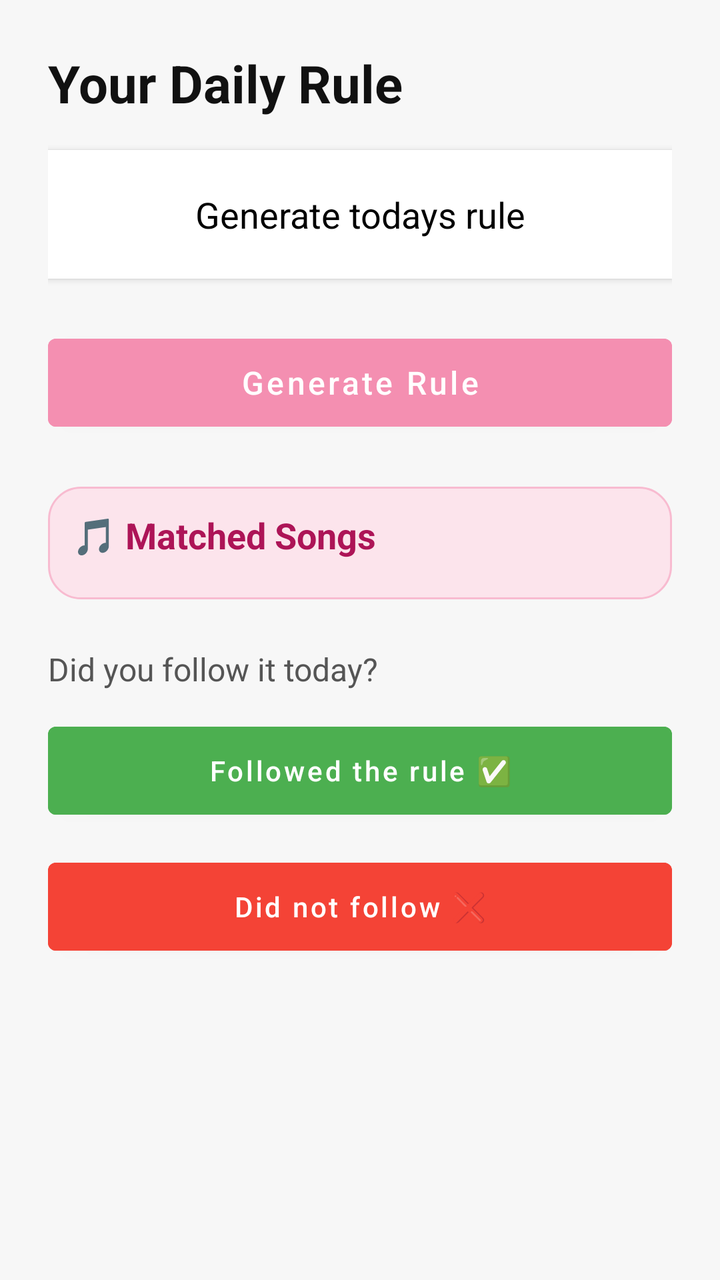
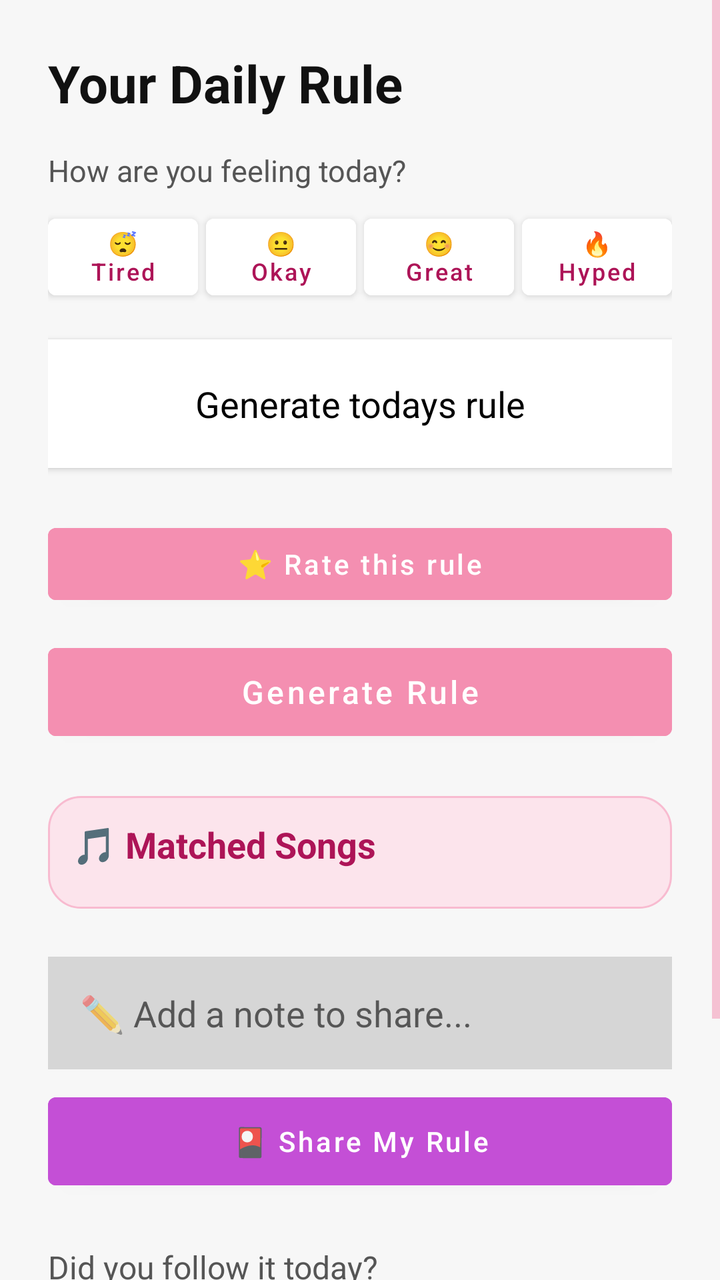

Two renders of the same Android screen: before a commit and after it. Below are the layout's source before the change and the commit's diff.
<!-- AndroidManifest.xml: application theme Theme.RuleOfTheDay333 -->
<!-- res/layout/fragment_home.xml -->
<?xml version="1.0" encoding="utf-8"?>
<ScrollView xmlns:android="http://schemas.android.com/apk/res/android"
    android:layout_width="match_parent"
    android:layout_height="match_parent"
    android:background="#F7F7F7">

    <LinearLayout
        android:orientation="vertical"
        android:padding="24dp"
        android:layout_width="match_parent"
        android:layout_height="wrap_content">

        
        <TextView
            android:id="@+id/homeTitle"
            android:layout_width="wrap_content"
            android:layout_height="wrap_content"
            android:text="Your Daily Rule"
            android:textSize="26sp"
            android:textStyle="bold"
            android:textColor="#111111"
            android:layout_marginBottom="16dp" />

        
        <TextView
            android:id="@+id/ruleText"
            android:layout_width="match_parent"
            android:layout_height="wrap_content"
            android:text="@string/generate_rule_placeholder"
            android:textSize="18sp"
            android:textColor="#000000"
            android:background="#FFFFFF"
            android:padding="20dp"
            android:elevation="2dp"
            android:layout_marginBottom="24dp"
            android:textAlignment="center" />

        
        <Button
            android:id="@+id/generateRule"
            android:layout_width="match_parent"
            android:layout_height="56dp"
            android:text="@string/generate_rule_button"
            android:textAllCaps="false"
            android:textSize="16sp"
            android:textColor="#FFFFFF"
            android:backgroundTint="#F48FB1"
            android:layout_marginBottom="24dp" />

        
        <LinearLayout
            android:layout_width="match_parent"
            android:layout_height="wrap_content"
            android:background="@drawable/song_card_background"
            android:padding="12dp"
            android:orientation="vertical"
            android:layout_marginBottom="24dp">

            <TextView
                android:layout_width="wrap_content"
                android:layout_height="wrap_content"
                android:text="🎵 Matched Songs"
                android:textSize="18sp"
                android:textStyle="bold"
                android:textColor="#AD1457"
                android:layout_marginBottom="8dp" />







            <ScrollView
                android:layout_width="match_parent"
                android:layout_height="wrap_content">

                <LinearLayout
                    android:id="@+id/rvMatchedSongs"
                    android:layout_width="match_parent"
                    android:layout_height="wrap_content"
                    android:orientation="vertical"/>

            </ScrollView>

        </LinearLayout>

        
        <TextView
            android:layout_width="wrap_content"
            android:layout_height="wrap_content"
            android:text="Did you follow it today?"
            android:textSize="16sp"
            android:textColor="#555555"
            android:layout_marginBottom="12dp" />

        
        <Button
            android:id="@+id/btnFollowed"
            android:layout_width="match_parent"
            android:layout_height="56dp"
            android:text="@string/btn_followed"
            android:textAllCaps="false"
            android:textColor="#FFFFFF"
            android:backgroundTint="#4CAF50"
            android:layout_marginBottom="12dp" />

        
        <Button
            android:id="@+id/btnNotFollowed"
            android:layout_width="match_parent"
            android:layout_height="56dp"
            android:text="@string/btn_not_followed"
            android:textAllCaps="false"
            android:textColor="#FFFFFF"
            android:backgroundTint="#F44336" />

    </LinearLayout>
</ScrollView>
<!-- resources referenced by this layout -->
<resources>
  <!-- drawable song_card_background (drawable) -->
  <shape xmlns:android="http://schemas.android.com/apk/res/android"
      android:shape="rectangle">
      <solid android:color="#FCE4EC"/> 
      <corners android:radius="16dp"/>
      <stroke android:width="1dp" android:color="#F8BBD0"/> 
  </shape>
  <string name="btn_followed">Followed the rule ✅</string>
  <string name="btn_not_followed">Did not follow ❌</string>
  <string name="generate_rule_button">Generate Rule</string>
  <string name="generate_rule_placeholder">Generate todays rule</string>
  <style name="Theme.RuleOfTheDay333" parent="Theme.MaterialComponents.DayNight.NoActionBar">
  
          <item name="colorPrimary">#F48FB1</item>
          <item name="colorOnPrimary">#FFFFFF</item>
          <item name="colorPrimaryContainer">#FCE4EC</item>
          <item name="colorOnPrimaryContainer">#880E4F</item>
          <item name="colorSecondary">#CE93D8</item>
          <item name="colorOnSecondary">#FFFFFF</item>
          <item name="android:colorBackground">#FFF0F5</item>
          <item name="colorOnBackground">#880E4F</item>
          <item name="colorSurface">#FFFFFF</item>
          <item name="colorOnSurface">#5D4037</item>
          <item name="colorControlNormal">#F48FB1</item>
          <item name="colorSurfaceVariant">#FCE4EC</item>
          <item name="colorOnSurfaceVariant">#AD1457</item>
          <item name="android:textColorPrimary">@color/text_primary_day</item>
          <item name="android:textColorSecondary">@color/text_secondary_day</item>
          <item name="android:windowBackground">#FFF0F5</item>
  
      </style>
  <color name="text_primary_day">#5D4037</color>
  <color name="text_secondary_day">#F48FB1</color>
</resources>

<!-- the commit's change to res/layout/fragment_home.xml (unified diff, before → after) -->
@@ -21,6 +21,69 @@
             android:textColor="#111111"
             android:layout_marginBottom="16dp" />
 
+        
+        <TextView
+            android:layout_width="wrap_content"
+            android:layout_height="wrap_content"
+            android:text="How are you feeling today?"
+            android:textSize="15sp"
+            android:textColor="#555555"
+            android:layout_marginBottom="8dp"/>
+
+        <LinearLayout
+            android:layout_width="match_parent"
+            android:layout_height="wrap_content"
+            android:orientation="horizontal"
+            android:layout_marginBottom="16dp">
+
+            <Button
+                android:id="@+id/btnMoodTired"
+                android:layout_width="0dp"
+                android:layout_height="wrap_content"
+                android:layout_weight="1"
+                android:text="😴 Tired"
+                android:textAllCaps="false"
+                android:textSize="12sp"
+                android:textColor="#AD1457"
+                android:backgroundTint="#FFFFFF"
+                android:layout_marginEnd="4dp"/>
+
+            <Button
+                android:id="@+id/btnMoodOkay"
+                android:layout_width="0dp"
+                android:layout_height="wrap_content"
+                android:layout_weight="1"
+                android:text="😐 Okay"
+                android:textAllCaps="false"
+                android:textSize="12sp"
+                android:textColor="#AD1457"
+                android:backgroundTint="#FFFFFF"
+                android:layout_marginEnd="4dp"/>
+
+            <Button
+                android:id="@+id/btnMoodGreat"
+                android:layout_width="0dp"
+                android:layout_height="wrap_content"
+                android:layout_weight="1"
+                android:text="😊 Great"
+                android:textAllCaps="false"
+                android:textSize="12sp"
+                android:textColor="#AD1457"
+                android:backgroundTint="#FFFFFF"
+                android:layout_marginEnd="4dp"/>
+
+            <Button
+                android:id="@+id/btnMoodHyped"
+                android:layout_width="0dp"
+                android:layout_height="wrap_content"
+                android:layout_weight="1"
+                android:text="🔥 Hyped"
+                android:textAllCaps="false"
+                android:textSize="12sp"
+                android:textColor="#AD1457"
+                android:backgroundTint="#FFFFFF"/>
+
+        </LinearLayout>
         
         <TextView
             android:id="@+id/ruleText"
@@ -34,6 +97,15 @@
             android:elevation="2dp"
             android:layout_marginBottom="24dp"
             android:textAlignment="center" />
+        <Button
+            android:id="@+id/btnRateRule"
+            android:layout_width="match_parent"
+            android:layout_height="48dp"
+            android:text="⭐ Rate this rule"
+            android:textAllCaps="false"
+            android:textColor="#FFFFFF"
+            android:backgroundTint="#F48FB1"
+            android:layout_marginBottom="12dp" />
 
         
         <Button
@@ -86,6 +158,30 @@
         </LinearLayout>
 
         
+        <EditText
+            android:id="@+id/notesInput"
+            android:layout_width="match_parent"
+            android:layout_height="wrap_content"
+            android:hint="✏️ Add a note to share..."
+            android:inputType="textMultiLine"
+            android:maxLines="3"
+            android:padding="16dp"
+            android:background="#22000000"
+            android:textColor="#111111"
+            android:layout_marginBottom="8dp" />
+
+        
+        <Button
+            android:id="@+id/btnShare"
+            android:layout_width="match_parent"
+            android:layout_height="56dp"
+            android:text="🎴 Share My Rule"
+            android:textAllCaps="false"
+            android:textColor="#FFFFFF"
+            android:backgroundTint="#C44FD6"
+            android:layout_marginBottom="24dp" />
+
+        
         <TextView
             android:layout_width="wrap_content"
             android:layout_height="wrap_content"
